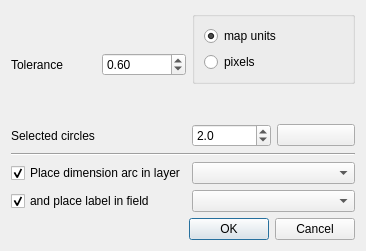
The window that ui_settings.ui (3nids/intersectit) describes before a commit, drawn with Qt 5.
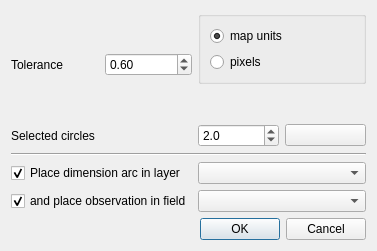
The same window after the commit.

Commit message: saves the measure instead of the distance in the map for the label

Diff of the .ui file:
```diff
--- a/ui_settings.ui
+++ b/ui_settings.ui
@@ -6,7 +6,7 @@
    <rect>
     <x>0</x>
     <y>0</y>
-    <width>366</width>
+    <width>377</width>
     <height>251</height>
    </rect>
   </property>
@@ -123,7 +123,7 @@
    <item row="6" column="0" colspan="2">
     <widget class="QCheckBox" name="placeLabel">
      <property name="text">
-      <string>and place label in field</string>
+      <string>and place observation in field</string>
      </property>
      <property name="checked">
       <bool>true</bool>
```
The commit also changes 3 other files.
